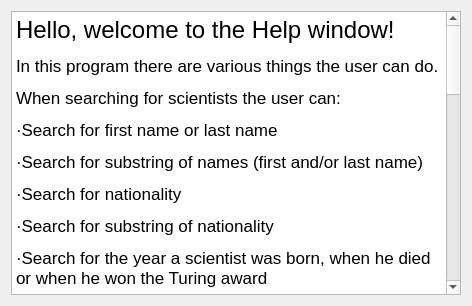
First picture: the form in Gui-Vln-2016/helpwindow.ui, repository ivark16/Vln-2016, before the edit.
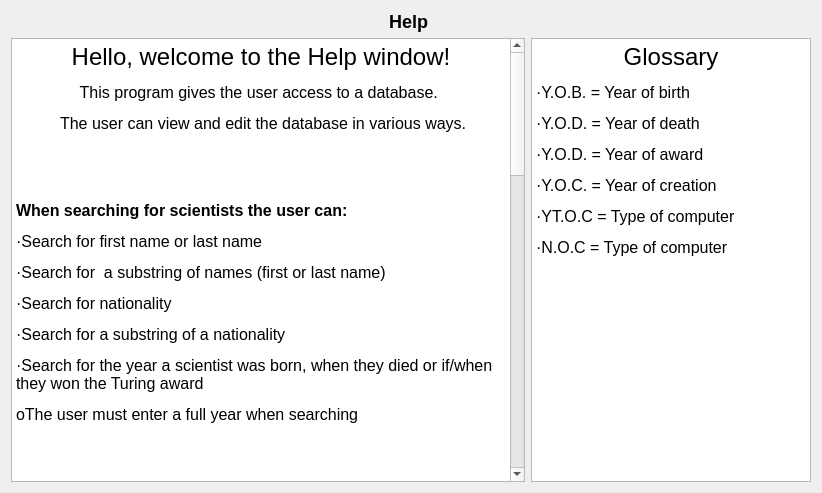
Second picture: the form after the edit. Icons and pictures are not drawn.

Commit message: Aesthetics pt 4

What changed in the file:
```diff
--- a/Gui-Vln-2016/helpwindow.ui
+++ b/Gui-Vln-2016/helpwindow.ui
@@ -6,8 +6,8 @@
    <rect>
     <x>0</x>
     <y>0</y>
-    <width>462</width>
-    <height>306</height>
+    <width>822</width>
+    <height>493</height>
    </rect>
   </property>
   <property name="windowTitle">
@@ -19,46 +19,98 @@
   </property>
   <layout class="QVBoxLayout" name="verticalLayout">
    <item>
-    <widget class="QTextBrowser" name="textBrowser">
-     <property name="minimumSize">
-      <size>
-       <width>450</width>
-       <height>0</height>
-      </size>
-     </property>
-     <property name="html">
-      <string>&lt;!DOCTYPE HTML PUBLIC &quot;-//W3C//DTD HTML 4.0//EN&quot; &quot;http://www.w3.org/TR/REC-html40/strict.dtd&quot;&gt;
-&lt;html&gt;&lt;head&gt;&lt;meta name=&quot;qrichtext&quot; content=&quot;1&quot; /&gt;&lt;style type=&quot;text/css&quot;&gt;
-p, li { white-space: pre-wrap; }
-&lt;/style&gt;&lt;/head&gt;&lt;body style=&quot; font-family:'MS Shell Dlg 2'; font-size:8pt; font-weight:400; font-style:normal;&quot;&gt;
-&lt;p style=&quot; margin-top:12px; margin-bottom:12px; margin-left:0px; margin-right:0px; -qt-block-indent:0; text-indent:0px;&quot;&gt;&lt;span style=&quot; font-family:'Times New Roman'; font-size:18pt;&quot;&gt;Hello, welcome to the Help window!&lt;/span&gt;&lt;/p&gt;
-&lt;p style=&quot; margin-top:12px; margin-bottom:12px; margin-left:0px; margin-right:0px; -qt-block-indent:0; text-indent:0px;&quot;&gt;&lt;span style=&quot; font-family:'Times New Roman'; font-size:13pt;&quot;&gt;In this program there are various things the user can do. &lt;/span&gt;&lt;/p&gt;
-&lt;p style=&quot; margin-top:12px; margin-bottom:12px; margin-left:0px; margin-right:0px; -qt-block-indent:0; text-indent:0px;&quot;&gt;&lt;span style=&quot; font-family:'Times New Roman'; font-size:13pt;&quot;&gt;When searching for scientists the user can: &lt;/span&gt;&lt;/p&gt;
-&lt;p style=&quot; margin-top:12px; margin-bottom:12px; margin-left:0px; margin-right:0px; -qt-block-indent:0; text-indent:0px;&quot;&gt;&lt;span style=&quot; font-family:'Symbol'; font-size:13pt;&quot;&gt;·&lt;/span&gt;&lt;span style=&quot; font-family:'Times New Roman'; font-size:13pt;&quot;&gt;Search for first name or last name &lt;/span&gt;&lt;/p&gt;
-&lt;p style=&quot; margin-top:12px; margin-bottom:12px; margin-left:0px; margin-right:0px; -qt-block-indent:0; text-indent:0px;&quot;&gt;&lt;span style=&quot; font-family:'Symbol'; font-size:13pt;&quot;&gt;·&lt;/span&gt;&lt;span style=&quot; font-family:'Times New Roman'; font-size:13pt;&quot;&gt;Search for substring of names (first and/or last name) &lt;/span&gt;&lt;/p&gt;
-&lt;p style=&quot; margin-top:12px; margin-bottom:12px; margin-left:0px; margin-right:0px; -qt-block-indent:0; text-indent:0px;&quot;&gt;&lt;span style=&quot; font-family:'Symbol'; font-size:13pt;&quot;&gt;·&lt;/span&gt;&lt;span style=&quot; font-family:'Times New Roman'; font-size:13pt;&quot;&gt;Search for nationality &lt;/span&gt;&lt;/p&gt;
-&lt;p style=&quot; margin-top:12px; margin-bottom:12px; margin-left:0px; margin-right:0px; -qt-block-indent:0; text-indent:0px;&quot;&gt;&lt;span style=&quot; font-family:'Symbol'; font-size:13pt;&quot;&gt;·&lt;/span&gt;&lt;span style=&quot; font-family:'Times New Roman'; font-size:13pt;&quot;&gt;Search for substring of nationality &lt;/span&gt;&lt;/p&gt;
-&lt;p style=&quot; margin-top:12px; margin-bottom:12px; margin-left:0px; margin-right:0px; -qt-block-indent:0; text-indent:0px;&quot;&gt;&lt;span style=&quot; font-family:'Symbol'; font-size:13pt;&quot;&gt;·&lt;/span&gt;&lt;span style=&quot; font-family:'Times New Roman'; font-size:13pt;&quot;&gt;Search for the year a scientist was born, when he died or when he won the Turing award&lt;/span&gt;&lt;/p&gt;
-&lt;p style=&quot; margin-top:12px; margin-bottom:12px; margin-left:0px; margin-right:0px; -qt-block-indent:0; text-indent:0px;&quot;&gt;&lt;span style=&quot; font-family:'Courier New'; font-size:13pt;&quot;&gt;o&lt;/span&gt;&lt;span style=&quot; font-family:'Times New Roman'; font-size:13pt;&quot;&gt;Necessity to put in a full year&lt;/span&gt;&lt;/p&gt;
-&lt;p style=&quot; margin-top:12px; margin-bottom:12px; margin-left:0px; margin-right:0px; -qt-block-indent:0; text-indent:0px;&quot;&gt;&lt;span style=&quot; font-family:'.SF NS Text'; font-size:13pt;&quot;&gt;&lt;br /&gt;&lt;/span&gt;&lt;/p&gt;
-&lt;p style=&quot; margin-top:12px; margin-bottom:12px; margin-left:0px; margin-right:0px; -qt-block-indent:0; text-indent:0px;&quot;&gt;&lt;span style=&quot; font-family:'Times New Roman'; font-size:13pt;&quot;&gt;When searching for a computer the user can: &lt;/span&gt;&lt;/p&gt;
-&lt;p style=&quot; margin-top:12px; margin-bottom:12px; margin-left:0px; margin-right:0px; -qt-block-indent:0; text-indent:0px;&quot;&gt;&lt;span style=&quot; font-family:'Symbol'; font-size:13pt;&quot;&gt;·&lt;/span&gt;&lt;span style=&quot; font-family:'Times New Roman'; font-size:13pt;&quot;&gt;Search for the name of the computer &lt;/span&gt;&lt;/p&gt;
-&lt;p style=&quot; margin-top:12px; margin-bottom:12px; margin-left:0px; margin-right:0px; -qt-block-indent:0; text-indent:0px;&quot;&gt;&lt;span style=&quot; font-family:'Symbol'; font-size:13pt;&quot;&gt;·&lt;/span&gt;&lt;span style=&quot; font-family:'Times New Roman'; font-size:13pt;&quot;&gt;Search for the type of computer &lt;/span&gt;&lt;/p&gt;
-&lt;p style=&quot; margin-top:12px; margin-bottom:12px; margin-left:0px; margin-right:0px; -qt-block-indent:0; text-indent:0px;&quot;&gt;&lt;span style=&quot; font-family:'Symbol'; font-size:13pt;&quot;&gt;·&lt;/span&gt;&lt;span style=&quot; font-family:'Times New Roman'; font-size:13pt;&quot;&gt;Search for the year a computer was built &lt;/span&gt;&lt;/p&gt;
-&lt;p style=&quot; margin-top:12px; margin-bottom:12px; margin-left:0px; margin-right:0px; -qt-block-indent:0; text-indent:0px;&quot;&gt;&lt;span style=&quot; font-family:'Courier New'; font-size:13pt;&quot;&gt;o&lt;/span&gt;&lt;span style=&quot; font-family:'Times New Roman'; font-size:13pt;&quot;&gt;Necessity to put in a full year&lt;/span&gt;&lt;/p&gt;
-&lt;p style=&quot; margin-top:12px; margin-bottom:12px; margin-left:0px; margin-right:0px; -qt-block-indent:0; text-indent:0px;&quot;&gt;&lt;span style=&quot; font-family:'.SF NS Text'; font-size:13pt;&quot;&gt;&lt;br /&gt;&lt;/span&gt;&lt;/p&gt;
-&lt;p style=&quot; margin-top:12px; margin-bottom:12px; margin-left:0px; margin-right:0px; -qt-block-indent:0; text-indent:0px;&quot;&gt;&lt;span style=&quot; font-family:'Times New Roman'; font-size:13pt;&quot;&gt;When searching for a connection the user can: &lt;/span&gt;&lt;/p&gt;
-&lt;p style=&quot; margin-top:12px; margin-bottom:12px; margin-left:0px; margin-right:0px; -qt-block-indent:0; text-indent:0px;&quot;&gt;&lt;span style=&quot; font-family:'Symbol'; font-size:13pt;&quot;&gt;·&lt;/span&gt;&lt;span style=&quot; font-family:'Times New Roman'; font-size:13pt;&quot;&gt;Search for a scientist by first or last name &lt;/span&gt;&lt;/p&gt;
-&lt;p style=&quot; margin-top:12px; margin-bottom:12px; margin-left:0px; margin-right:0px; -qt-block-indent:0; text-indent:0px;&quot;&gt;&lt;span style=&quot; font-family:'Symbol'; font-size:13pt;&quot;&gt;·&lt;/span&gt;&lt;span style=&quot; font-family:'Times New Roman'; font-size:13pt;&quot;&gt;Search for name of computer &lt;/span&gt;&lt;/p&gt;
-&lt;p style=&quot; margin-top:12px; margin-bottom:12px; margin-left:0px; margin-right:0px; -qt-block-indent:0; text-indent:0px;&quot;&gt;&lt;span style=&quot; font-family:'Symbol'; font-size:13pt;&quot;&gt;·&lt;/span&gt;&lt;span style=&quot; font-family:'Times New Roman'; font-size:13pt;&quot;&gt;Search for type of computer &lt;/span&gt;&lt;/p&gt;
-&lt;p style=&quot; margin-top:12px; margin-bottom:12px; margin-left:0px; margin-right:0px; -qt-block-indent:0; text-indent:0px;&quot;&gt;&lt;span style=&quot; font-family:'Symbol'; font-size:13pt;&quot;&gt;·&lt;/span&gt;&lt;span style=&quot; font-family:'Times New Roman'; font-size:13pt;&quot;&gt; Search for the year a computer was built &lt;/span&gt;&lt;/p&gt;
-&lt;p style=&quot; margin-top:12px; margin-bottom:12px; margin-left:0px; margin-right:0px; -qt-block-indent:0; text-indent:0px;&quot;&gt;&lt;span style=&quot; font-family:'Times New Roman'; font-size:13pt;&quot;&gt;In every tab there is an &lt;/span&gt;&lt;span style=&quot; font-family:'Times New Roman'; font-size:13pt; font-style:italic;&quot;&gt;Add&lt;/span&gt;&lt;span style=&quot; font-family:'Times New Roman'; font-size:13pt;&quot;&gt; button to add an entry to each table.&lt;/span&gt;&lt;/p&gt;
-&lt;p style=&quot; margin-top:12px; margin-bottom:12px; margin-left:0px; margin-right:0px; -qt-block-indent:0; text-indent:0px;&quot;&gt;&lt;span style=&quot; font-family:'Times New Roman'; font-size:13pt;&quot;&gt;In every tab there is a &lt;/span&gt;&lt;span style=&quot; font-family:'Times New Roman'; font-size:13pt; font-style:italic;&quot;&gt;Delete&lt;/span&gt;&lt;span style=&quot; font-family:'Times New Roman'; font-size:13pt;&quot;&gt; button to delete an entry in a table. To do this the user has to select the item he wants to delete and then push the Delete button. &lt;/span&gt;&lt;/p&gt;
-&lt;p style=&quot; margin-top:12px; margin-bottom:12px; margin-left:0px; margin-right:0px; -qt-block-indent:0; text-indent:0px;&quot;&gt;&lt;span style=&quot; font-family:'Times New Roman'; font-size:13pt;&quot;&gt;In every tab there is a &lt;/span&gt;&lt;span style=&quot; font-family:'Times New Roman'; font-size:13pt; font-style:italic;&quot;&gt;Display&lt;/span&gt;&lt;span style=&quot; font-family:'Times New Roman'; font-size:13pt;&quot;&gt;  drop down that if pushed shows the various ways you can display the data in the selected table. For example, in alphabetical order by names, both ascending and descending order. To select those featured the user selects either the &lt;/span&gt;&lt;span style=&quot; font-family:'Times New Roman'; font-size:13pt; font-style:italic;&quot;&gt;Ascending&lt;/span&gt;&lt;span style=&quot; font-family:'Times New Roman'; font-size:13pt;&quot;&gt; or &lt;/span&gt;&lt;span style=&quot; font-family:'Times New Roman'; font-size:13pt; font-style:italic;&quot;&gt;Descending&lt;/span&gt;&lt;span style=&quot; font-family:'Times New Roman'; font-size:13pt;&quot;&gt; button to the right of the &lt;/span&gt;&lt;span style=&quot; font-family:'Times New Roman'; font-size:13pt; font-style:italic;&quot;&gt;Display&lt;/span&gt;&lt;span style=&quot; font-family:'Times New Roman'; font-size:13pt;&quot;&gt; drop down.&lt;/span&gt;&lt;/p&gt;
-&lt;p style=&quot; margin-top:12px; margin-bottom:12px; margin-left:0px; margin-right:0px; -qt-block-indent:0; text-indent:0px;&quot;&gt;&lt;span style=&quot; font-family:'Times New Roman'; font-size:13pt;&quot;&gt;To play or pause the music the user has to push the &lt;/span&gt;&lt;span style=&quot; font-family:'Times New Roman'; font-size:13pt; font-style:italic;&quot;&gt;Play music &lt;/span&gt;&lt;span style=&quot; font-family:'Times New Roman'; font-size:13pt;&quot;&gt;checkbox on the bottom of the page to the left&lt;/span&gt;&lt;/p&gt;&lt;/body&gt;&lt;/html&gt;</string>
+    <widget class="QLabel" name="label_2">
+     <property name="text">
+      <string>&lt;html&gt;&lt;head/&gt;&lt;body&gt;&lt;p align=&quot;center&quot;&gt;&lt;span style=&quot; font-size:x-large; font-weight:600;&quot;&gt;Help &lt;/span&gt;&lt;/p&gt;&lt;/body&gt;&lt;/html&gt;</string>
      </property>
     </widget>
    </item>
+   <item>
+    <layout class="QHBoxLayout" name="horizontalLayout">
+     <item>
+      <widget class="QTextBrowser" name="textBrowser">
+       <property name="minimumSize">
+        <size>
+         <width>450</width>
+         <height>300</height>
+        </size>
+       </property>
+       <property name="html">
+        <string>&lt;!DOCTYPE HTML PUBLIC &quot;-//W3C//DTD HTML 4.0//EN&quot; &quot;http://www.w3.org/TR/REC-html40/strict.dtd&quot;&gt;
+&lt;html&gt;&lt;head&gt;&lt;meta name=&quot;qrichtext&quot; content=&quot;1&quot; /&gt;&lt;style type=&quot;text/css&quot;&gt;
+p, li { white-space: pre-wrap; }
+&lt;/style&gt;&lt;/head&gt;&lt;body style=&quot; font-family:'MS Shell Dlg 2'; font-size:7.8pt; font-weight:400; font-style:normal;&quot;&gt;
+&lt;p align=&quot;center&quot; style=&quot; margin-top:12px; margin-bottom:12px; margin-left:0px; margin-right:0px; -qt-block-indent:0; text-indent:0px;&quot;&gt;&lt;span style=&quot; font-family:'Times New Roman'; font-size:18pt;&quot;&gt;Hello, welcome to the Help window!&lt;/span&gt;&lt;/p&gt;
+&lt;p align=&quot;center&quot; style=&quot; margin-top:12px; margin-bottom:12px; margin-left:0px; margin-right:0px; -qt-block-indent:0; text-indent:0px;&quot;&gt;&lt;span style=&quot; font-size:12pt;&quot;&gt;This program gives the user access to a database. &lt;/span&gt;&lt;/p&gt;
+&lt;p align=&quot;center&quot; style=&quot; margin-top:12px; margin-bottom:12px; margin-left:0px; margin-right:0px; -qt-block-indent:0; text-indent:0px;&quot;&gt;&lt;span style=&quot; font-size:12pt;&quot;&gt; The user can view and edit the database in various ways.&lt;/span&gt;&lt;/p&gt;
+&lt;p align=&quot;center&quot; style=&quot;-qt-paragraph-type:empty; margin-top:12px; margin-bottom:12px; margin-left:0px; margin-right:0px; -qt-block-indent:0; text-indent:0px;&quot;&gt;&lt;br /&gt;&lt;/p&gt;
+&lt;p align=&quot;center&quot; style=&quot;-qt-paragraph-type:empty; margin-top:12px; margin-bottom:12px; margin-left:0px; margin-right:0px; -qt-block-indent:0; text-indent:0px; font-size:12pt;&quot;&gt;&lt;br /&gt;&lt;/p&gt;
+&lt;p style=&quot; margin-top:12px; margin-bottom:12px; margin-left:0px; margin-right:0px; -qt-block-indent:0; text-indent:0px;&quot;&gt;&lt;span style=&quot; font-family:'Times New Roman'; font-size:12pt; font-weight:600;&quot;&gt;When searching for scientists the user can: &lt;/span&gt;&lt;/p&gt;
+&lt;p style=&quot; margin-top:12px; margin-bottom:12px; margin-left:0px; margin-right:0px; -qt-block-indent:0; text-indent:0px;&quot;&gt;&lt;span style=&quot; font-family:'Symbol'; font-size:12pt;&quot;&gt;·&lt;/span&gt;&lt;span style=&quot; font-family:'Times New Roman'; font-size:12pt;&quot;&gt;Search for first name or last name &lt;/span&gt;&lt;/p&gt;
+&lt;p style=&quot; margin-top:12px; margin-bottom:12px; margin-left:0px; margin-right:0px; -qt-block-indent:0; text-indent:0px;&quot;&gt;&lt;span style=&quot; font-family:'Symbol'; font-size:12pt;&quot;&gt;·&lt;/span&gt;&lt;span style=&quot; font-family:'Times New Roman'; font-size:12pt;&quot;&gt;Search for  a substring of names (first or last name) &lt;/span&gt;&lt;/p&gt;
+&lt;p style=&quot; margin-top:12px; margin-bottom:12px; margin-left:0px; margin-right:0px; -qt-block-indent:0; text-indent:0px;&quot;&gt;&lt;span style=&quot; font-family:'Symbol'; font-size:12pt;&quot;&gt;·&lt;/span&gt;&lt;span style=&quot; font-family:'Times New Roman'; font-size:12pt;&quot;&gt;Search for nationality &lt;/span&gt;&lt;/p&gt;
+&lt;p style=&quot; margin-top:12px; margin-bottom:12px; margin-left:0px; margin-right:0px; -qt-block-indent:0; text-indent:0px;&quot;&gt;&lt;span style=&quot; font-family:'Symbol'; font-size:12pt;&quot;&gt;·&lt;/span&gt;&lt;span style=&quot; font-family:'Times New Roman'; font-size:12pt;&quot;&gt;Search for a substring of a nationality &lt;/span&gt;&lt;/p&gt;
+&lt;p style=&quot; margin-top:12px; margin-bottom:12px; margin-left:0px; margin-right:0px; -qt-block-indent:0; text-indent:0px;&quot;&gt;&lt;span style=&quot; font-family:'Symbol'; font-size:12pt;&quot;&gt;·&lt;/span&gt;&lt;span style=&quot; font-family:'Times New Roman'; font-size:12pt;&quot;&gt;Search for the year a scientist was born, when they died or if/when they won the Turing award&lt;/span&gt;&lt;/p&gt;
+&lt;p style=&quot; margin-top:12px; margin-bottom:12px; margin-left:0px; margin-right:0px; -qt-block-indent:0; text-indent:0px;&quot;&gt;&lt;span style=&quot; font-family:'Courier New'; font-size:12pt;&quot;&gt;o&lt;/span&gt;&lt;span style=&quot; font-family:'Times New Roman'; font-size:12pt;&quot;&gt;The user must enter a full year when searching&lt;/span&gt;&lt;/p&gt;
+&lt;p style=&quot; margin-top:12px; margin-bottom:12px; margin-left:0px; margin-right:0px; -qt-block-indent:0; text-indent:0px;&quot;&gt;&lt;span style=&quot; font-family:'.SF NS Text'; font-size:12pt;&quot;&gt;&lt;br /&gt;&lt;/span&gt;&lt;/p&gt;
+&lt;p style=&quot; margin-top:12px; margin-bottom:12px; margin-left:0px; margin-right:0px; -qt-block-indent:0; text-indent:0px;&quot;&gt;&lt;span style=&quot; font-family:'Times New Roman'; font-size:12pt; font-weight:600;&quot;&gt;When searching for a computer the user can: &lt;/span&gt;&lt;/p&gt;
+&lt;p style=&quot; margin-top:12px; margin-bottom:12px; margin-left:0px; margin-right:0px; -qt-block-indent:0; text-indent:0px;&quot;&gt;&lt;span style=&quot; font-family:'Symbol'; font-size:12pt;&quot;&gt;·&lt;/span&gt;&lt;span style=&quot; font-family:'Times New Roman'; font-size:12pt;&quot;&gt;Search for the name of a computer &lt;/span&gt;&lt;/p&gt;
+&lt;p style=&quot; margin-top:12px; margin-bottom:12px; margin-left:0px; margin-right:0px; -qt-block-indent:0; text-indent:0px;&quot;&gt;&lt;span style=&quot; font-family:'Symbol'; font-size:12pt;&quot;&gt;·&lt;/span&gt;&lt;span style=&quot; font-family:'Times New Roman'; font-size:12pt;&quot;&gt;Search for the type of a computer &lt;/span&gt;&lt;/p&gt;
+&lt;p style=&quot; margin-top:12px; margin-bottom:12px; margin-left:0px; margin-right:0px; -qt-block-indent:0; text-indent:0px;&quot;&gt;&lt;span style=&quot; font-family:'Symbol'; font-size:12pt;&quot;&gt;·&lt;/span&gt;&lt;span style=&quot; font-family:'Times New Roman'; font-size:12pt;&quot;&gt;Search for the year a computer was built &lt;/span&gt;&lt;/p&gt;
+&lt;p style=&quot; margin-top:12px; margin-bottom:12px; margin-left:0px; margin-right:0px; -qt-block-indent:0; text-indent:0px;&quot;&gt;&lt;span style=&quot; font-family:'Courier New'; font-size:12pt;&quot;&gt;o&lt;/span&gt;&lt;span style=&quot; font-family:'Times New Roman'; font-size:12pt;&quot;&gt;The user must enter a full year when searching&lt;/span&gt;&lt;/p&gt;
+&lt;p style=&quot; margin-top:12px; margin-bottom:12px; margin-left:0px; margin-right:0px; -qt-block-indent:0; text-indent:0px;&quot;&gt;&lt;span style=&quot; font-family:'.SF NS Text'; font-size:12pt;&quot;&gt;&lt;br /&gt;&lt;/span&gt;&lt;/p&gt;
+&lt;p style=&quot; margin-top:12px; margin-bottom:12px; margin-left:0px; margin-right:0px; -qt-block-indent:0; text-indent:0px;&quot;&gt;&lt;span style=&quot; font-family:'Times New Roman'; font-size:12pt; font-weight:600;&quot;&gt;When searching for a connection the user can: &lt;/span&gt;&lt;/p&gt;
+&lt;p style=&quot; margin-top:12px; margin-bottom:12px; margin-left:0px; margin-right:0px; -qt-block-indent:0; text-indent:0px;&quot;&gt;&lt;span style=&quot; font-family:'Symbol'; font-size:12pt;&quot;&gt;·&lt;/span&gt;&lt;span style=&quot; font-family:'Times New Roman'; font-size:12pt;&quot;&gt;Search for a scientist by first or last name &lt;/span&gt;&lt;/p&gt;
+&lt;p style=&quot; margin-top:12px; margin-bottom:12px; margin-left:0px; margin-right:0px; -qt-block-indent:0; text-indent:0px;&quot;&gt;&lt;span style=&quot; font-family:'Symbol'; font-size:12pt;&quot;&gt;·&lt;/span&gt;&lt;span style=&quot; font-family:'Times New Roman'; font-size:12pt;&quot;&gt;Search for the name of a computer &lt;/span&gt;&lt;/p&gt;
+&lt;p style=&quot; margin-top:12px; margin-bottom:12px; margin-left:0px; margin-right:0px; -qt-block-indent:0; text-indent:0px;&quot;&gt;&lt;span style=&quot; font-family:'Symbol'; font-size:12pt;&quot;&gt;·&lt;/span&gt;&lt;span style=&quot; font-family:'Times New Roman'; font-size:12pt;&quot;&gt;Search for the type of a computer &lt;/span&gt;&lt;/p&gt;
+&lt;p style=&quot; margin-top:12px; margin-bottom:12px; margin-left:0px; margin-right:0px; -qt-block-indent:0; text-indent:0px;&quot;&gt;&lt;span style=&quot; font-family:'Symbol'; font-size:12pt;&quot;&gt;·&lt;/span&gt;&lt;span style=&quot; font-family:'Times New Roman'; font-size:12pt;&quot;&gt;The user can double click on a scientist to open a window with additional data.  It will show a picture of the scientist if there is one, and a short bio.  If the scientist has no picture added, the user can add a picture.&lt;/span&gt;&lt;/p&gt;
+&lt;p style=&quot;-qt-paragraph-type:empty; margin-top:12px; margin-bottom:12px; margin-left:0px; margin-right:0px; -qt-block-indent:0; text-indent:0px; font-family:'Times New Roman'; font-size:12pt;&quot;&gt;&lt;br /&gt;&lt;/p&gt;
+&lt;p style=&quot; margin-top:12px; margin-bottom:12px; margin-left:0px; margin-right:0px; -qt-block-indent:0; text-indent:0px;&quot;&gt;&lt;span style=&quot; font-family:'Times New Roman'; font-size:12pt; font-weight:600;&quot;&gt;Additional options:&lt;/span&gt;&lt;/p&gt;
+&lt;p style=&quot; margin-top:12px; margin-bottom:12px; margin-left:0px; margin-right:0px; -qt-block-indent:0; text-indent:0px;&quot;&gt;&lt;span style=&quot; font-family:'Symbol'; font-size:12pt;&quot;&gt;·&lt;/span&gt;&lt;span style=&quot; font-family:'Times New Roman'; font-size:12pt;&quot;&gt;The user can edit individual scientists and computers&lt;/span&gt;&lt;/p&gt;
+&lt;p style=&quot; margin-top:12px; margin-bottom:12px; margin-left:0px; margin-right:0px; -qt-block-indent:0; text-indent:0px;&quot;&gt;&lt;span style=&quot; font-family:'Symbol'; font-size:12pt;&quot;&gt;·&lt;/span&gt;&lt;span style=&quot; font-family:'Times New Roman'; font-size:12pt;&quot;&gt;The user can delete any entry&lt;/span&gt;&lt;/p&gt;
+&lt;p style=&quot; margin-top:12px; margin-bottom:12px; margin-left:0px; margin-right:0px; -qt-block-indent:0; text-indent:0px;&quot;&gt;&lt;span style=&quot; font-family:'Symbol'; font-size:12pt;&quot;&gt;·&lt;/span&gt;&lt;span style=&quot; font-family:'Times New Roman'; font-size:12pt;&quot;&gt; Search for the year a computer was built &lt;/span&gt;&lt;/p&gt;
+&lt;p style=&quot;-qt-paragraph-type:empty; margin-top:12px; margin-bottom:12px; margin-left:0px; margin-right:0px; -qt-block-indent:0; text-indent:0px; font-family:'Times New Roman'; font-size:12pt;&quot;&gt;&lt;br /&gt;&lt;/p&gt;
+&lt;p style=&quot;-qt-paragraph-type:empty; margin-top:12px; margin-bottom:12px; margin-left:0px; margin-right:0px; -qt-block-indent:0; text-indent:0px; font-family:'Times New Roman'; font-size:12pt; font-weight:600;&quot;&gt;&lt;br /&gt;&lt;/p&gt;
+&lt;p style=&quot; margin-top:12px; margin-bottom:12px; margin-left:0px; margin-right:0px; -qt-block-indent:0; text-indent:0px;&quot;&gt;&lt;span style=&quot; font-family:'Times New Roman'; font-size:12pt;&quot;&gt;In every tab there is an &lt;/span&gt;&lt;span style=&quot; font-family:'Times New Roman'; font-size:12pt; font-style:italic;&quot;&gt;Add&lt;/span&gt;&lt;span style=&quot; font-family:'Times New Roman'; font-size:12pt;&quot;&gt; button to add an entry to each table.&lt;/span&gt;&lt;/p&gt;
+&lt;p style=&quot; margin-top:12px; margin-bottom:12px; margin-left:0px; margin-right:0px; -qt-block-indent:0; text-indent:0px;&quot;&gt;&lt;span style=&quot; font-family:'Times New Roman'; font-size:12pt;&quot;&gt;In every tab there is a &lt;/span&gt;&lt;span style=&quot; font-family:'Times New Roman'; font-size:12pt; font-style:italic;&quot;&gt;Delete&lt;/span&gt;&lt;span style=&quot; font-family:'Times New Roman'; font-size:12pt;&quot;&gt; button to delete an entry in a table. To do this the user has to select the item they wants to delete and then push the Delete button. &lt;/span&gt;&lt;/p&gt;
+&lt;p style=&quot; margin-top:12px; margin-bottom:12px; margin-left:0px; margin-right:0px; -qt-block-indent:0; text-indent:0px;&quot;&gt;&lt;span style=&quot; font-family:'Times New Roman'; font-size:12pt;&quot;&gt;In every tab there is a &lt;/span&gt;&lt;span style=&quot; font-family:'Times New Roman'; font-size:12pt; font-style:italic;&quot;&gt;Display&lt;/span&gt;&lt;span style=&quot; font-family:'Times New Roman'; font-size:12pt;&quot;&gt;  drop down that if pushed shows the various ways you can display the data in the selected table. For example, in alphabetical order by names, both ascending and descending order. To select those featured the user selects either the &lt;/span&gt;&lt;span style=&quot; font-family:'Times New Roman'; font-size:12pt; font-style:italic;&quot;&gt;Ascending&lt;/span&gt;&lt;span style=&quot; font-family:'Times New Roman'; font-size:12pt;&quot;&gt; or &lt;/span&gt;&lt;span style=&quot; font-family:'Times New Roman'; font-size:12pt; font-style:italic;&quot;&gt;Descending&lt;/span&gt;&lt;span style=&quot; font-family:'Times New Roman'; font-size:12pt;&quot;&gt; button to the right of the &lt;/span&gt;&lt;span style=&quot; font-family:'Times New Roman'; font-size:12pt; font-style:italic;&quot;&gt;Display&lt;/span&gt;&lt;span style=&quot; font-family:'Times New Roman'; font-size:12pt;&quot;&gt; drop down.&lt;/span&gt;&lt;/p&gt;
+&lt;p style=&quot; margin-top:12px; margin-bottom:12px; margin-left:0px; margin-right:0px; -qt-block-indent:0; text-indent:0px;&quot;&gt;&lt;span style=&quot; font-family:'Times New Roman'; font-size:12pt;&quot;&gt;To play or pause the music the user has to push the &lt;/span&gt;&lt;span style=&quot; font-family:'Times New Roman'; font-size:12pt; font-style:italic;&quot;&gt;Play music &lt;/span&gt;&lt;span style=&quot; font-family:'Times New Roman'; font-size:12pt;&quot;&gt;checkbox on the bottom of the page to the left.  The music playing in the background is Disco House by Bernhard Kosten.  The song can be found here: http://www.flashkit.com/loops/Easy_Listening/discohouse-140130084506.html &lt;/span&gt;&lt;/p&gt;
+&lt;p style=&quot; margin-top:12px; margin-bottom:12px; margin-left:0px; margin-right:0px; -qt-block-indent:0; text-indent:0px;&quot;&gt;&lt;span style=&quot; font-family:'Times New Roman'; font-size:12pt;&quot;&gt;The question mark used in the help drop-down is free to use for non-commercial work and is available here: http://www.iconarchive.com/show/pretty-office-2-icons-by-custom-icon-design/FAQ-icon.html&lt;/span&gt;&lt;/p&gt;
+&lt;p style=&quot; margin-top:12px; margin-bottom:12px; margin-left:0px; margin-right:0px; -qt-block-indent:0; text-indent:0px;&quot;&gt;&lt;span style=&quot; font-family:'Times New Roman'; font-size:12pt;&quot;&gt;The icons on windows and the logo were made by a member of our group (Margrét Dagmar)&lt;/span&gt;&lt;/p&gt;&lt;/body&gt;&lt;/html&gt;</string>
+       </property>
+      </widget>
+     </item>
+     <item>
+      <widget class="QTextBrowser" name="textBrowser_2">
+       <property name="minimumSize">
+        <size>
+         <width>280</width>
+         <height>0</height>
+        </size>
+       </property>
+       <property name="maximumSize">
+        <size>
+         <width>280</width>
+         <height>16777215</height>
+        </size>
+       </property>
+       <property name="html">
+        <string>&lt;!DOCTYPE HTML PUBLIC &quot;-//W3C//DTD HTML 4.0//EN&quot; &quot;http://www.w3.org/TR/REC-html40/strict.dtd&quot;&gt;
+&lt;html&gt;&lt;head&gt;&lt;meta name=&quot;qrichtext&quot; content=&quot;1&quot; /&gt;&lt;style type=&quot;text/css&quot;&gt;
+p, li { white-space: pre-wrap; }
+&lt;/style&gt;&lt;/head&gt;&lt;body style=&quot; font-family:'MS Shell Dlg 2'; font-size:7.8pt; font-weight:400; font-style:normal;&quot;&gt;
+&lt;p align=&quot;center&quot; style=&quot; margin-top:0px; margin-bottom:0px; margin-left:0px; margin-right:0px; -qt-block-indent:0; text-indent:0px;&quot;&gt;&lt;span style=&quot; font-family:'Times New Roman'; font-size:18pt;&quot;&gt;Glossary&lt;/span&gt;&lt;/p&gt;
+&lt;p style=&quot; margin-top:12px; margin-bottom:12px; margin-left:0px; margin-right:0px; -qt-block-indent:0; text-indent:0px;&quot;&gt;&lt;span style=&quot; font-family:'Symbol'; font-size:12pt;&quot;&gt;·&lt;/span&gt;&lt;span style=&quot; font-family:'Times New Roman'; font-size:12pt;&quot;&gt;Y.O.B. = Year of birth&lt;/span&gt;&lt;/p&gt;
+&lt;p style=&quot; margin-top:12px; margin-bottom:12px; margin-left:0px; margin-right:0px; -qt-block-indent:0; text-indent:0px;&quot;&gt;&lt;span style=&quot; font-family:'Symbol'; font-size:12pt;&quot;&gt;·&lt;/span&gt;&lt;span style=&quot; font-family:'Times New Roman'; font-size:12pt;&quot;&gt;Y.O.D. = Year of death&lt;/span&gt;&lt;/p&gt;
+&lt;p style=&quot; margin-top:12px; margin-bottom:12px; margin-left:0px; margin-right:0px; -qt-block-indent:0; text-indent:0px;&quot;&gt;&lt;span style=&quot; font-family:'Symbol'; font-size:12pt;&quot;&gt;·&lt;/span&gt;&lt;span style=&quot; font-family:'Times New Roman'; font-size:12pt;&quot;&gt;Y.O.D. = Year of award&lt;/span&gt;&lt;/p&gt;
+&lt;p style=&quot; margin-top:12px; margin-bottom:12px; margin-left:0px; margin-right:0px; -qt-block-indent:0; text-indent:0px;&quot;&gt;&lt;span style=&quot; font-family:'Symbol'; font-size:12pt;&quot;&gt;·&lt;/span&gt;&lt;span style=&quot; font-family:'Times New Roman'; font-size:12pt;&quot;&gt;Y.O.C. = Year of creation&lt;/span&gt;&lt;/p&gt;
+&lt;p style=&quot; margin-top:12px; margin-bottom:12px; margin-left:0px; margin-right:0px; -qt-block-indent:0; text-indent:0px;&quot;&gt;&lt;span style=&quot; font-family:'Symbol'; font-size:12pt;&quot;&gt;·&lt;/span&gt;&lt;span style=&quot; font-family:'Times New Roman'; font-size:12pt;&quot;&gt;YT.O.C = Type of computer&lt;/span&gt;&lt;/p&gt;
+&lt;p style=&quot; margin-top:12px; margin-bottom:12px; margin-left:0px; margin-right:0px; -qt-block-indent:0; text-indent:0px;&quot;&gt;&lt;span style=&quot; font-family:'Symbol'; font-size:12pt;&quot;&gt;·N&lt;/span&gt;&lt;span style=&quot; font-family:'Times New Roman'; font-size:12pt;&quot;&gt;.O.C = Type of computer&lt;/span&gt;&lt;/p&gt;&lt;/body&gt;&lt;/html&gt;</string>
+       </property>
+      </widget>
+     </item>
+    </layout>
+   </item>
   </layout>
  </widget>
  <resources>
```
